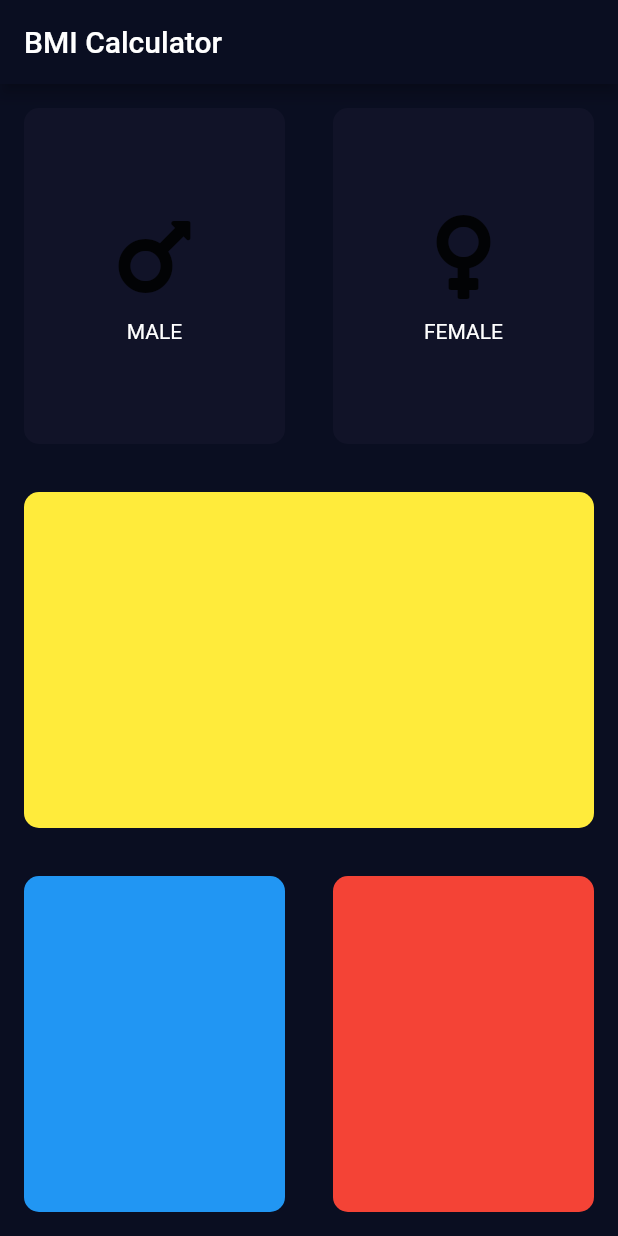
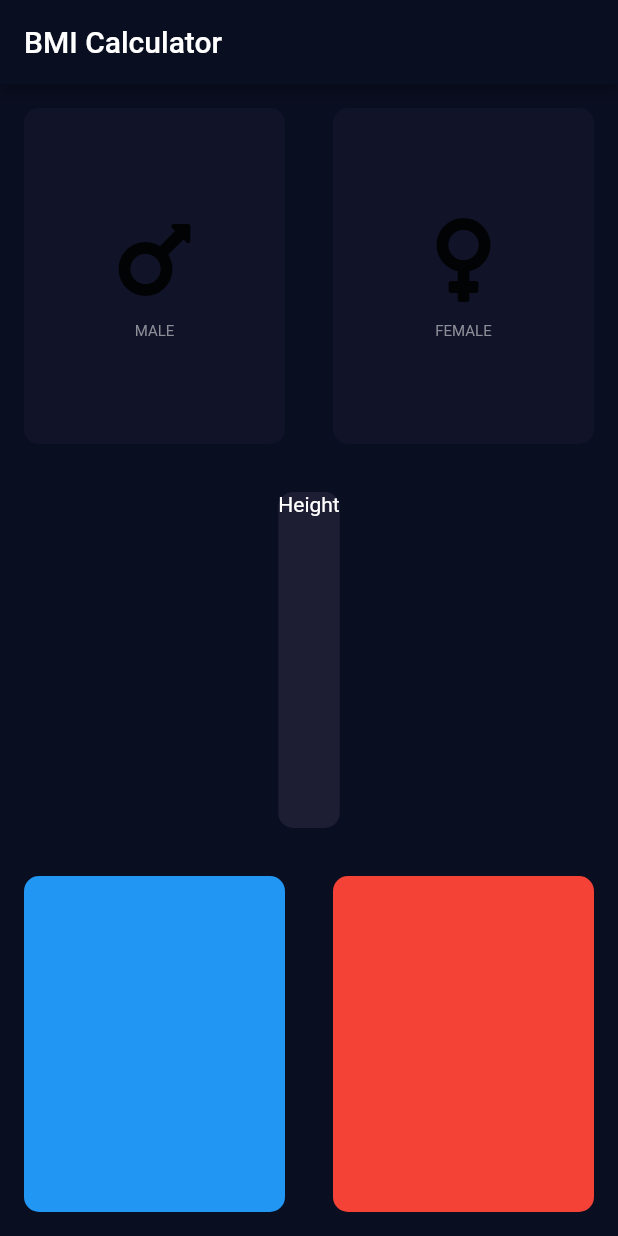
Before and after one commit to ElexandroTorres/BMI-Calculator, a Flutter app: the screen it shows after launch, on a phone screen of 412 x 824 dp. Run offline on Flutter 3.47's test engine with Material 2 defaults, Android fonts, the phone set to English and light mode, and no system bars; our stand-ins replace font_awesome_flutter.

Commit message:
constant separated in an special file

```diff
--- /dev/null
+++ b/lib/constants.dart
@@ -0,0 +1,16 @@
+import 'package:flutter/material.dart';
+
+const kBottomContainerHeight = 80.0;
+const kActiveCardColor = Color(0xFF1D1E33);
+const kInactiveCardColor = Color(0xFF111328);
+const kBottomContainerColor = Color(0xFFEB1555);
+
+const kLabelTextStyle = TextStyle(
+  fontSize: 10.0,
+  color: Color(0xFF8D8E98),
+);
+
+const kNumberTextStyle = TextStyle(
+  fontSize: 50.0,
+  fontWeight: FontWeight.w900,
+);
--- a/lib/icon_content.dart
+++ b/lib/icon_content.dart
@@ -1,4 +1,5 @@
 import 'package:flutter/material.dart';
+import 'constants.dart';
 
 class IconContent extends StatelessWidget {
   final IconData contentIcon;
@@ -18,7 +19,10 @@ class IconContent extends StatelessWidget {
         SizedBox(
           height: 10,
         ),
-        Text(contentText),
+        Text(
+          contentText,
+          style: kLabelTextStyle,
+        ),
       ],
     );
   }
--- a/lib/input_screen.dart
+++ b/lib/input_screen.dart
@@ -3,11 +3,7 @@ import 'package:flutter/rendering.dart';
 import 'package:font_awesome_flutter/font_awesome_flutter.dart';
 import 'package:bmi_calculator/icon_content.dart';
 import 'package:bmi_calculator/simple_card.dart';
-
-const bottomContainerHeight = 80.0;
-const activeCardColor = Color(0xFF1D1E33);
-const inactiveCardColor = Color(0xFF111328);
-const bottomContainerColor = Color(0xFFEB1555);
+import 'constants.dart';
 
 enum Gender { MALE, FEMALE }
 
@@ -17,8 +13,8 @@ class InputScreen extends StatefulWidget {
 }
 
 class _InputScreenState extends State<InputScreen> {
-  Color maleCardColor = inactiveCardColor;
-  Color femaleCardColor = inactiveCardColor;
+  Color maleCardColor = kInactiveCardColor;
+  Color femaleCardColor = kInactiveCardColor;
 
   Gender? selectedGender;
 
@@ -41,8 +37,8 @@ class _InputScreenState extends State<InputScreen> {
                       });
                     },
                     cardColor: selectedGender == Gender.MALE
-                        ? activeCardColor
-                        : inactiveCardColor,
+                        ? kActiveCardColor
+                        : kInactiveCardColor,
                     cardChild: IconContent(
                       contentIcon: FontAwesomeIcons.mars,
                       contentText: 'MALE',
@@ -58,8 +54,8 @@ class _InputScreenState extends State<InputScreen> {
                     },
                     //cardColor: femaleCardColor,
                     cardColor: selectedGender == Gender.FEMALE
-                        ? activeCardColor
-                        : inactiveCardColor,
+                        ? kActiveCardColor
+                        : kInactiveCardColor,
                     cardChild: IconContent(
                       contentIcon: FontAwesomeIcons.venus,
                       contentText: 'FEMALE',
@@ -70,12 +66,13 @@ class _InputScreenState extends State<InputScreen> {
             ),
           ),
           Expanded(
-            child: Row(
-              children: [
-                Expanded(
-                  child: SimpleCard(cardColor: Colors.yellow),
-                ),
-              ],
+            child: SimpleCard(
+              cardColor: kActiveCardColor,
+              cardChild: Column(
+                children: [
+                  Text('Height'),
+                ],
+              ),
             ),
           ),
           Expanded(
```
